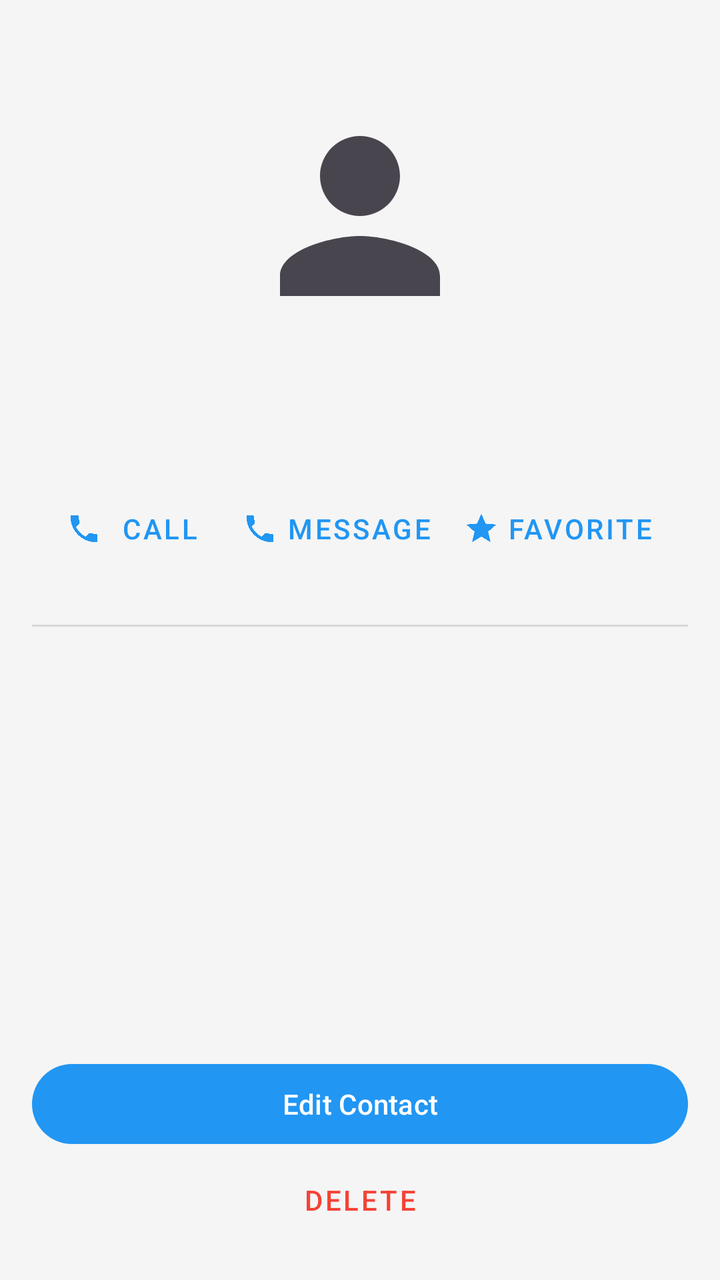
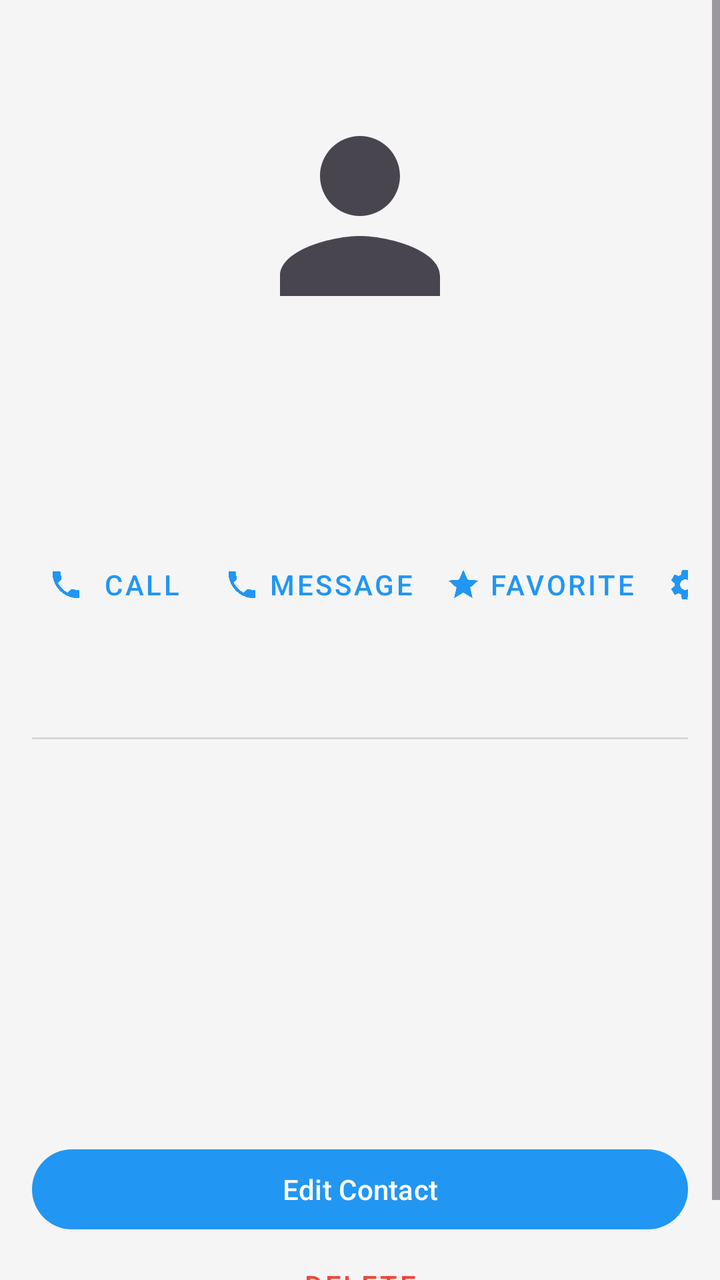

Compare the two renders of this Android layout. The source of the first and the diff that turns it into the second are given below.
<!-- AndroidManifest.xml: application theme Theme.ContactVIP -->
<!-- res/layout/activity_contact_detail.xml -->
<?xml version="1.0" encoding="utf-8"?>
<ScrollView xmlns:android="http://schemas.android.com/apk/res/android"
    xmlns:app="http://schemas.android.com/apk/res-auto"
    android:layout_width="match_parent"
    android:layout_height="match_parent">

    <LinearLayout
        android:layout_width="match_parent"
        android:layout_height="wrap_content"
        android:orientation="vertical"
        android:padding="16dp"
        android:gravity="center_horizontal">

        <ImageView
            android:id="@+id/iv_avatar"
            android:layout_width="120dp"
            android:layout_height="120dp"
            android:src="@drawable/ic_person"
            android:layout_marginTop="32dp"
            android:contentDescription="Avatar" />

        <TextView
            android:id="@+id/tv_name"
            android:layout_width="wrap_content"
            android:layout_height="wrap_content"
            android:textSize="24sp"
            android:textStyle="bold"
            android:layout_marginTop="16dp" />

        <LinearLayout
            android:layout_width="match_parent"
            android:layout_height="wrap_content"
            android:orientation="horizontal"
            android:gravity="center"
            android:layout_marginTop="24dp">

            <Button
                android:id="@+id/btn_call"
                style="@style/Widget.MaterialComponents.Button.TextButton"
                android:layout_width="wrap_content"
                android:layout_height="wrap_content"
                android:text="@string/call"
                app:icon="@drawable/ic_call" />

            <Button
                android:id="@+id/btn_message"
                style="@style/Widget.MaterialComponents.Button.TextButton"
                android:layout_width="wrap_content"
                android:layout_height="wrap_content"
                android:text="@string/message"
                app:icon="@drawable/ic_dialer" />

            <Button
                android:id="@+id/btn_favorite"
                style="@style/Widget.MaterialComponents.Button.TextButton"
                android:layout_width="wrap_content"
                android:layout_height="wrap_content"
                android:text="@string/favorite"
                app:icon="@drawable/ic_star" />
        </LinearLayout>

        <View
            android:layout_width="match_parent"
            android:layout_height="1dp"
            android:layout_marginTop="24dp"
            android:background="?android:attr/listDivider" />

        <TextView
            android:id="@+id/tv_phone"
            android:layout_width="match_parent"
            android:layout_height="wrap_content"
            android:padding="12dp"
            android:textSize="16sp" />

        <TextView
            android:id="@+id/tv_email"
            android:layout_width="match_parent"
            android:layout_height="wrap_content"
            android:padding="12dp"
            android:textSize="16sp" />

        <TextView
            android:id="@+id/tv_company"
            android:layout_width="match_parent"
            android:layout_height="wrap_content"
            android:padding="12dp"
            android:textSize="16sp" />

        <TextView
            android:id="@+id/tv_notes"
            android:layout_width="match_parent"
            android:layout_height="wrap_content"
            android:padding="12dp"
            android:textSize="16sp" />

        <Button
            android:id="@+id/btn_edit"
            android:layout_width="match_parent"
            android:layout_height="wrap_content"
            android:layout_marginTop="32dp"
            android:text="@string/edit_contact" />

        <Button
            android:id="@+id/btn_delete"
            style="@style/Widget.MaterialComponents.Button.TextButton"
            android:layout_width="match_parent"
            android:layout_height="wrap_content"
            android:text="@string/delete"
            android:textColor="@color/red_end_call" />

    </LinearLayout>
</ScrollView>
<!-- resources referenced by this layout -->
<resources>
  <color name="red_end_call">#F44336</color>
  <!-- drawable ic_dialer (drawable) -->
  <vector xmlns:android="http://schemas.android.com/apk/res/android"
      android:width="24dp"
      android:height="24dp"
      android:viewportWidth="24"
      android:viewportHeight="24"
      android:tint="?attr/colorControlNormal">
      <path
          android:fillColor="@android:color/white"
          android:pathData="M6.62,10.79c1.44,2.82 3.76,5.14 6.59,6.59l2.2,-2.2c0.27,-0.27 0.67,-0.36 1.02,-0.24c1.12,0.37 2.33,0.57 3.57,0.57c0.55,0 1,0.45 1,1V20c0,0.55 -0.45,1 -1,1c-9.39,0 -17,-7.61 -17,-17c0,-0.55 0.45,-1 1,-1H7c0.55,0 1,0.45 1,1c0,1.25 0.2,2.45 0.57,3.57c0.11,0.35 0.03,0.75 -0.25,1.02l-2.2,2.2z"/>
  </vector>
  <!-- drawable ic_person (drawable) -->
  <vector xmlns:android="http://schemas.android.com/apk/res/android"
      android:width="24dp"
      android:height="24dp"
      android:viewportWidth="24"
      android:viewportHeight="24"
      android:tint="?attr/colorControlNormal">
      <path
          android:fillColor="@android:color/white"
          android:pathData="M12,12c2.21,0 4,-1.79 4,-4s-1.79,-4 -4,-4s-4,1.79 -4,4s1.79,4 4,4zm0,2c-2.67,0 -8,1.34 -8,4v2h16v-2c0,-2.66 -5.33,-4 -8,-4z"/>
  </vector>
  <!-- drawable ic_star (drawable) -->
  <vector xmlns:android="http://schemas.android.com/apk/res/android"
      android:width="24dp"
      android:height="24dp"
      android:viewportWidth="24"
      android:viewportHeight="24"
      android:tint="?attr/colorControlNormal">
      <path
          android:fillColor="@android:color/white"
          android:pathData="M12,17.27L18.18,21l-1.64,-7.03L22,9.24l-7.19,-0.61L12,2L9.19,8.63L2,9.24l5.46,4.73L5.82,21z"/>
  </vector>
  <string name="call">Call</string>
  <string name="delete">Delete</string>
  <string name="edit_contact">Edit Contact</string>
  <string name="favorite">Favorite</string>
  <string name="message">Message</string>
  <style name="Theme.ContactVIP" parent="Base.Theme.ContactVIP" />
  <style name="Base.Theme.ContactVIP" parent="Theme.Material3.DayNight.NoActionBar">
          <item name="colorPrimary">@color/primary_light</item>
          <item name="android:windowBackground">@color/background_light</item>
      </style>
  <color name="primary_light">#2196F3</color>
  <color name="background_light">#F5F5F5</color>
  <!-- unchanged entries left out for length: 1 -->
</resources>

<!-- the commit's change to res/layout/activity_contact_detail.xml (unified diff, before → after) -->
@@ -57,6 +57,14 @@
                 android:layout_height="wrap_content"
                 android:text="@string/favorite"
                 app:icon="@drawable/ic_star" />
+
+            <Button
+                android:id="@+id/btn_share"
+                style="@style/Widget.MaterialComponents.Button.TextButton"
+                android:layout_width="wrap_content"
+                android:layout_height="wrap_content"
+                android:text="Share"
+                app:icon="@drawable/ic_settings" />
         </LinearLayout>
 
         <View
@@ -65,12 +73,24 @@
             android:layout_marginTop="24dp"
             android:background="?android:attr/listDivider" />
 
-        <TextView
-            android:id="@+id/tv_phone"
+        <LinearLayout
+            android:id="@+id/phones_container"
             android:layout_width="match_parent"
             android:layout_height="wrap_content"
-            android:padding="12dp"
-            android:textSize="16sp" />
+            android:orientation="vertical"
+            android:padding="4dp" />
+
+        <LinearLayout
+            android:id="@+id/groups_container"
+            android:layout_width="match_parent"
+            android:layout_height="wrap_content"
+            android:orientation="horizontal"
+            android:padding="12dp">
+            <com.google.android.material.chip.ChipGroup
+                android:id="@+id/group_chips"
+                android:layout_width="match_parent"
+                android:layout_height="wrap_content" />
+        </LinearLayout>
 
         <TextView
             android:id="@+id/tv_email"
<!-- resource entries referenced after the edit -->
@@ -22,6 +22,17 @@
       <path
           android:fillColor="@android:color/white"
           android:pathData="M12,12c2.21,0 4,-1.79 4,-4s-1.79,-4 -4,-4s-4,1.79 -4,4s1.79,4 4,4zm0,2c-2.67,0 -8,1.34 -8,4v2h16v-2c0,-2.66 -5.33,-4 -8,-4z"/>
+  </vector>
+  <!-- drawable ic_settings (drawable) -->
+  <vector xmlns:android="http://schemas.android.com/apk/res/android"
+      android:width="24dp"
+      android:height="24dp"
+      android:viewportWidth="24"
+      android:viewportHeight="24"
+      android:tint="?attr/colorControlNormal">
+      <path
+          android:fillColor="@android:color/white"
+          android:pathData="M19.14,12.94c0.04,-0.3 0.06,-0.61 0.06,-0.94c0,-0.32 -0.02,-0.64 -0.07,-0.94l2.03,-1.58c0.18,-0.14 0.23,-0.41 0.12,-0.61l-1.92,-3.32c-0.12,-0.22 -0.37,-0.29 -0.59,-0.22l-2.39,0.96c-0.5,-0.38 -1.03,-0.7 -1.62,-0.94L14.4,2.81c-0.04,-0.24 -0.24,-0.41 -0.48,-0.41h-3.84c-0.24,0 -0.43,0.17 -0.47,0.41L9.25,5.35C8.66,5.59 8.12,5.92 7.63,6.29L5.24,5.33c-0.22,-0.08 -0.47,0 -0.59,0.22L2.74,8.87C2.62,9.08 2.66,9.34 2.84,9.48l2.03,1.58C4.82,11.36 4.8,11.68 4.8,12c0,0.32 0.02,0.64 0.07,0.94l-2.03,1.58c-0.18,0.14 -0.23,0.41 -0.12,0.61l1.92,3.32c0.12,0.22 0.37,0.29 0.59,0.22l2.39,-0.96c0.5,0.38 1.03,0.7 1.62,0.94l0.36,2.54c0.05,0.24 0.24,0.41 0.48,0.41h3.84c0.24,0 -0.44,-0.17 -0.47,-0.41l0.36,-2.54c0.59,-0.24 1.13,-0.56 1.62,-0.94l2.39,0.96c0.22,0.08 0.47,0 0.59,-0.22l1.92,-3.32c0.12,-0.22 0.07,-0.47 -0.12,-0.61L19.14,12.94zM12,15.5c-1.93,0 -3.5,-1.57 -3.5,-3.5s1.57,-3.5 3.5,-3.5s3.5,1.57 3.5,3.5S13.93,15.5 12,15.5z"/>
   </vector>
   <!-- drawable ic_star (drawable) -->
   <vector xmlns:android="http://schemas.android.com/apk/res/android"
